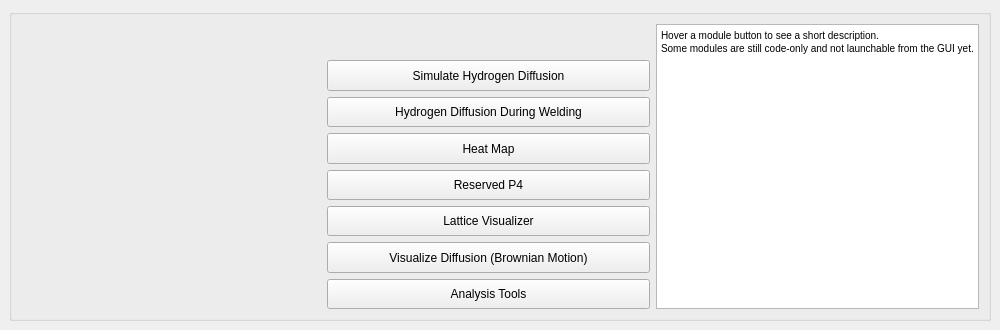
The window that P0_Launcher/Launcher_UI_Window.ui (DenisCzeskleba/WeldCraft) describes before a commit, drawn with Qt 5.
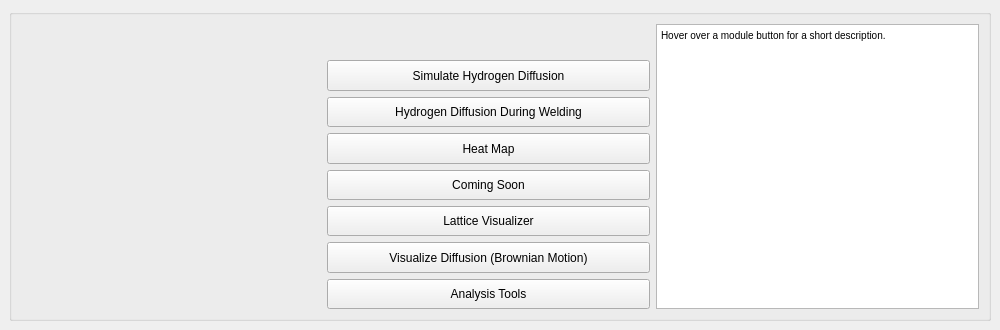
The same window after the commit. Icons and pictures are not drawn.

Patch:
```diff
--- a/P0_Launcher/Launcher_UI_Window.ui
+++ b/P0_Launcher/Launcher_UI_Window.ui
@@ -136,7 +136,7 @@
             </sizepolicy>
            </property>
            <property name="text">
-            <string>Reserved P4</string>
+            <string>Coming Soon</string>
            </property>
           </widget>
          </item>
@@ -220,8 +220,7 @@
 &lt;html&gt;&lt;head&gt;&lt;meta name=&quot;qrichtext&quot; content=&quot;1&quot; /&gt;&lt;style type=&quot;text/css&quot;&gt;
 p, li { white-space: pre-wrap; }
 &lt;/style&gt;&lt;/head&gt;&lt;body style=&quot; font-family:'MS Shell Dlg 2'; font-size:7.8pt; font-weight:400; font-style:normal;&quot;&gt;
-&lt;p style=&quot; margin-top:0px; margin-bottom:0px; margin-left:0px; margin-right:0px; -qt-block-indent:0; text-indent:0px;&quot;&gt;Hover a module button to see a short description.&lt;/p&gt;
-&lt;p style=&quot; margin-top:0px; margin-bottom:0px; margin-left:0px; margin-right:0px; -qt-block-indent:0; text-indent:0px;&quot;&gt;Some modules are still code-only and not launchable from the GUI yet.&lt;/p&gt;&lt;/body&gt;&lt;/html&gt;</string>
+&lt;p style=&quot; margin-top:0px; margin-bottom:0px; margin-left:0px; margin-right:0px; -qt-block-indent:0; text-indent:0px;&quot;&gt;Hover over a module button for a short description.&lt;/p&gt;&lt;/body&gt;&lt;/html&gt;</string>
            </property>
            <property name="textInteractionFlags">
             <set>Qt::NoTextInteraction</set>
```
